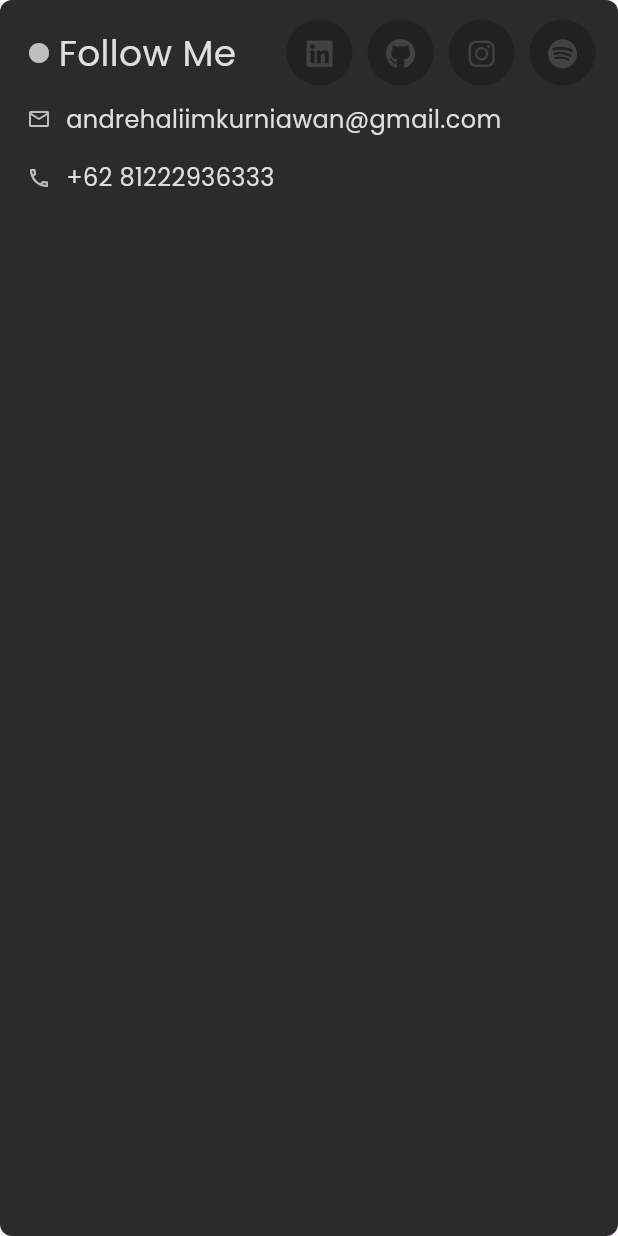
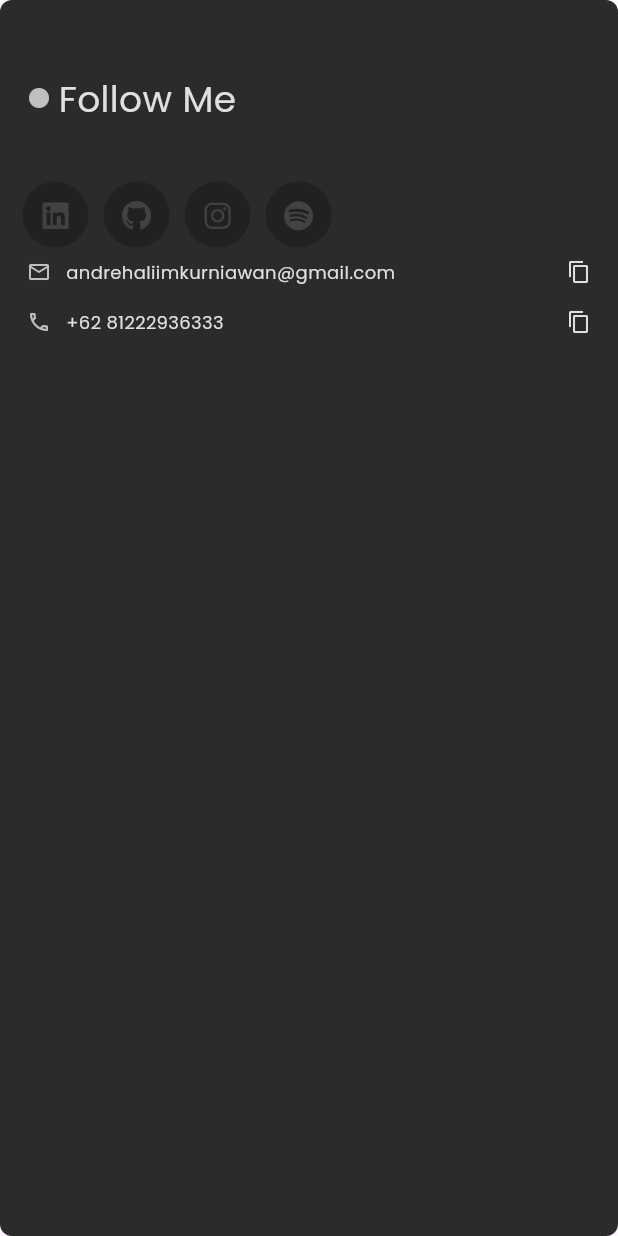
Before and after one commit to andrehaliim/portfolio, a Flutter app: the ContactInfo widget shown alone on an empty page, opened directly, on a phone screen of 412 x 824 dp. Run offline on Flutter 3.47's test engine with Material 3 defaults, Android fonts, the phone set to English and light mode, and no system bars; our stand-ins replace carousel_slider, font_awesome_flutter; missing offline and left inert: dart:html.

Commit message:
build mobile

```diff
--- a/lib/newContact.dart
+++ b/lib/newContact.dart
@@ -1,4 +1,5 @@
 import 'package:flutter/material.dart';
+import 'package:flutter/services.dart';
 import 'package:font_awesome_flutter/font_awesome_flutter.dart';
 import 'package:portfolio/constants.dart';
 import 'dart:html' as html;
@@ -16,9 +17,10 @@ class _ContactInfoState extends State<ContactInfo> {
 
   @override
   Widget build(BuildContext context) {
-    //final size = MediaQuery.of(context).size;
-    //final screenWidth = size.width;
-    //final screenHeight = size.height;
+    final size = MediaQuery.of(context).size;
+    final screenWidth = size.width;
+    final screenHeight = size.height;
+    final isMobile = screenWidth < 600;
 
     return Container(
       padding: const EdgeInsets.all(10),
@@ -28,60 +30,149 @@ class _ContactInfoState extends State<ContactInfo> {
       ),
       child: Column(
         children: [
-          Row(
+          !isMobile
+              ? Row(
                   children: [
+                    SizedBox(height: screenHeight / 27),
                     Container(
                       padding: const EdgeInsets.all(8),
                       child: const Row(
                         children: [
-                    Icon(Icons.circle, color: greyTextColor, size: 16,),
+                          Icon(
+                            Icons.circle,
+                            color: greyTextColor,
+                            size: 16,
+                          ),
                           SizedBox(width: 5),
                           Text(
                             'Follow Me',
-                      style: TextStyle(
-                          color: mainTextColor,
-                          fontSize: defaultFontSizeMed
-                      ),
+                            style: TextStyle(color: mainTextColor, fontSize: defaultFontSizeMed),
                           ),
                         ],
                       ),
                     ),
+                    SizedBox(height: screenHeight / 27),
                     const Spacer(),
-              const SocialMedia(iconButton: FontAwesomeIcons.linkedin, tapUrl: 'https://www.linkedin.com/in/andrehaliim',),
-              const SocialMedia(iconButton: FontAwesomeIcons.github, tapUrl: 'https://github.com/andrehaliim',),
-              const SocialMedia(iconButton: FontAwesomeIcons.instagram, tapUrl: 'https://www.instagram.com/andrehaliim',),
-              const SocialMedia(iconButton: FontAwesomeIcons.spotify, tapUrl: 'https://open.spotify.com/user/andrehaliim',),
+                    const SocialMedia(
+                      iconButton: FontAwesomeIcons.linkedin,
+                      tapUrl: 'https://www.linkedin.com/in/andrehaliim',
+                    ),
+                    const SocialMedia(
+                      iconButton: FontAwesomeIcons.github,
+                      tapUrl: 'https://github.com/andrehaliim',
+                    ),
+                    const SocialMedia(
+                      iconButton: FontAwesomeIcons.instagram,
+                      tapUrl: 'https://www.instagram.com/andrehaliim',
+                    ),
+                    const SocialMedia(
+                      iconButton: FontAwesomeIcons.spotify,
+                      tapUrl: 'https://open.spotify.com/user/andrehaliim',
+                    ),
+                  ],
+                )
+              : Column(
+                  children: [
+                    SizedBox(height: screenHeight / 27),
+                    Container(
+                      padding: const EdgeInsets.all(8),
+                      child: const Row(
+                        children: [
+                          Icon(
+                            Icons.circle,
+                            color: greyTextColor,
+                            size: 16,
+                          ),
+                          SizedBox(width: 5),
+                          Text(
+                            'Follow Me',
+                            style: TextStyle(color: mainTextColor, fontSize: defaultFontSizeMed),
+                          ),
+                        ],
+                      ),
+                    ),
+                    SizedBox(height: screenHeight / 27),
+                    const Row(
+                      children: [
+                        SocialMedia(
+                          iconButton: FontAwesomeIcons.linkedin,
+                          tapUrl: 'https://www.linkedin.com/in/andrehaliim',
+                        ),
+                        SocialMedia(
+                          iconButton: FontAwesomeIcons.github,
+                          tapUrl: 'https://github.com/andrehaliim',
+                        ),
+                        SocialMedia(
+                          iconButton: FontAwesomeIcons.instagram,
+                          tapUrl: 'https://www.instagram.com/andrehaliim',
+                        ),
+                        SocialMedia(
+                          iconButton: FontAwesomeIcons.spotify,
+                          tapUrl: 'https://open.spotify.com/user/andrehaliim',
+                        ),
+                      ],
+                    ),
                   ],
                 ),
           Container(
             padding: const EdgeInsets.all(8),
-            child: const Row(
+            child: Row(
               children: [
-                Icon(Icons.email_outlined, color: greyTextColor, size: 16,),
-                SizedBox(width: 10),
+                const Icon(
+                  Icons.email_outlined,
+                  color: greyTextColor,
+                  size: 16,
+                ),
+                const SizedBox(width: 10),
                 SelectableText(
                   'andrehaliimkurniawan@gmail.com',
-                  style: TextStyle(
+                  style: TextStyle(color: mainTextColor, fontSize: !isMobile ? defaultFontSize : defaultFontSizeSmall),
+                ),
+                if (isMobile) const Spacer(),
+                if (isMobile)
+                  GestureDetector(
+                      onTap: () {
+                        Clipboard.setData(const ClipboardData(text: 'andrehaliimkurniawan@gmail.com'));
+                        ScaffoldMessenger.of(context).showSnackBar(
+                          const SnackBar(content: Text("Copied to clipboard!"), backgroundColor: containerColor2, duration: Duration(seconds: 2),),
+                        );
+                      },
+                      child: const Icon(
+                        Icons.copy,
+                        size: defaultFontSize,
                         color: mainTextColor,
-                      fontSize: defaultFontSize
-                  ),
-                ),
+                      ))
               ],
             ),
           ),
           Container(
             padding: const EdgeInsets.all(8),
-            child: const Row(
+            child: Row(
               children: [
-                Icon(Icons.phone_outlined, color: greyTextColor, size: 16,),
-                SizedBox(width: 10),
+                const Icon(
+                  Icons.phone_outlined,
+                  color: greyTextColor,
+                  size: 16,
+                ),
+                const SizedBox(width: 10),
                 SelectableText(
                   '+62 81222936333',
-                  style: TextStyle(
+                  style: TextStyle(color: mainTextColor, fontSize: !isMobile ? defaultFontSize : defaultFontSizeSmall),
+                ),
+                if (isMobile) const Spacer(),
+                if (isMobile)
+                  GestureDetector(
+                      onTap: () {
+                        Clipboard.setData(const ClipboardData(text: '6281222936333'));
+                        ScaffoldMessenger.of(context).showSnackBar(
+                          const SnackBar(content: Text("Copied to clipboard!"), backgroundColor: containerColor2, duration: Duration(seconds: 2),),
+                        );
+                      },
+                      child: const Icon(
+                        Icons.copy,
+                        size: defaultFontSize,
                         color: mainTextColor,
-                      fontSize: defaultFontSize
-                  ),
-                ),
+                      ))
               ],
             ),
           ),
@@ -90,11 +181,6 @@ class _ContactInfoState extends State<ContactInfo> {
     );
   }
 }
-
-
-
-
-
 
 class SocialMedia extends StatefulWidget {
   final IconData iconButton;
@@ -114,17 +200,14 @@ class _SocialMediaState extends State<SocialMedia> {
       onEnter: (_) => setState(() => _isHovered = true),
       onExit: (_) => setState(() => _isHovered = false),
       child: GestureDetector(
-        onTap: (){
+        onTap: () {
           html.window.open(widget.tapUrl, '_blank');
         },
         child: AnimatedContainer(
           margin: const EdgeInsets.only(left: 5, right: 5),
           duration: const Duration(milliseconds: 200),
           padding: const EdgeInsets.all(12),
-          decoration: BoxDecoration(
-              color: _isHovered ? bgTextColor : containerColor,
-              shape: BoxShape.circle
-          ),
+          decoration: BoxDecoration(color: _isHovered ? bgTextColor : containerColor, shape: BoxShape.circle),
           alignment: Alignment.center,
           child: Icon(
             widget.iconButton,
--- a/lib/newhome.dart
+++ b/lib/newhome.dart
@@ -64,6 +64,20 @@ class _NewHomeState extends State<NewHome> {
       curve: Curves.easeInOut,
     );
   }
+
+
+  Widget _buildDrawerItem(BuildContext context, String title, int tap) {
+    return ListTile(
+      title: Text(
+        title,
+        style: const TextStyle(color: Colors.white, fontSize: 18),
+      ),
+      onTap: () {
+        navigationTap(tap);
+      },
+    );
+  }
+
 
   @override
   Widget build(BuildContext context) {
@@ -171,11 +185,11 @@ class _NewHomeState extends State<NewHome> {
           child: ListView(
             padding: const EdgeInsets.symmetric(vertical: 32),
             children: [
-              _buildDrawerItem(context, 'Home'),
-              _buildDrawerItem(context, 'About'),
+              _buildDrawerItem(context, 'Home', 0),
+              _buildDrawerItem(context, 'About', 1),
               //_buildDrawerItem(context, 'Experience'),
-              _buildDrawerItem(context, 'Projects'),
-              _buildDrawerItem(context, 'Contact'),
+              _buildDrawerItem(context, 'Projects', 2),
+              _buildDrawerItem(context, 'Contact', 3),
             ],
           ),
         ),
@@ -189,15 +203,3 @@ class _NewHomeState extends State<NewHome> {
     });
   }
 }
-
-Widget _buildDrawerItem(BuildContext context, String title) {
-  return ListTile(
-    title: Text(
-      title,
-      style: const TextStyle(color: Colors.white, fontSize: 18),
-    ),
-    onTap: () {
-      Navigator.of(context).pop(); // Trigger scroll
-    },
-  );
-}
```
Lines whose indentation alone changed are shown as unchanged.
